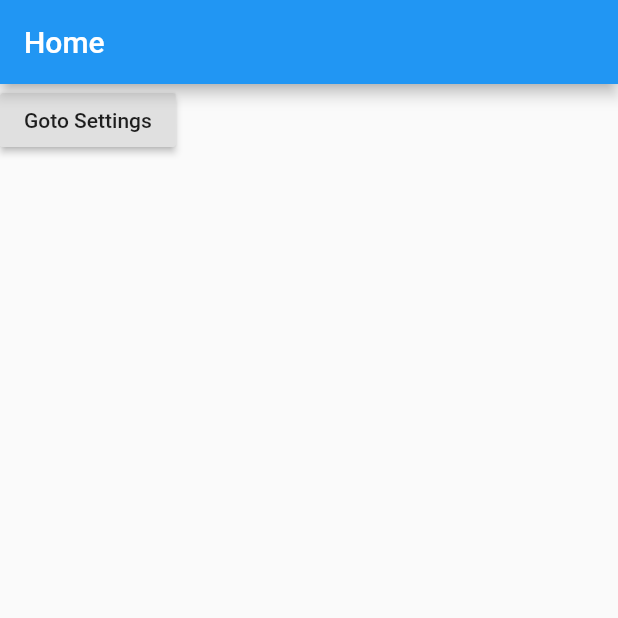
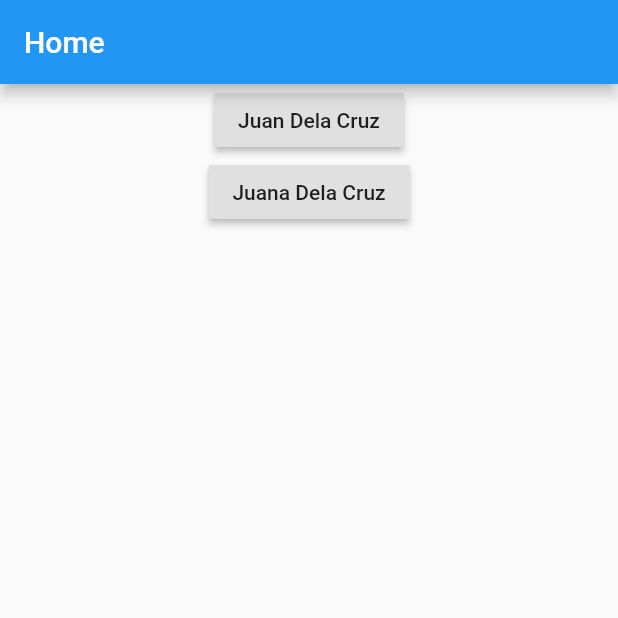
Before and after one commit to imcaaarl/flutter_basefile, a Flutter app: the screen it shows after launch, on a phone screen of 412 x 824 dp, the top half of it. Run offline on Flutter 3.47's test engine with Material 2 defaults, Android fonts, the phone set to English and light mode, and no system bars.

```diff
--- a/base/lib/main.dart
+++ b/base/lib/main.dart
@@ -1,6 +1,5 @@
-import "package:flutter/material.dart";
-
-import './util/Router.dart';
+import 'package:base/util/Router.dart';
+import 'package:flutter/material.dart';
 
 void main() => runApp(App());
 
@@ -8,7 +7,7 @@ class App extends StatelessWidget {
   @override
   Widget build(BuildContext context) {
     return MaterialApp(
-      initialRoute: '/',
+      initialRoute: homeRoute,
       onGenerateRoute: Router.generateRoute,
     );
   }
--- a/base/lib/pages/Home.dart
+++ b/base/lib/pages/Home.dart
@@ -1,20 +1,31 @@
-import 'package:base/util/Router.dart';
 import 'package:flutter/material.dart';
 
-class HomePage extends StatelessWidget {
+class HomeRoute extends StatelessWidget {
   @override
   Widget build(BuildContext context) {
+    void doNavigate(String route, dynamic obj) {
+      Navigator.pushNamed(context, route, arguments: obj);
+    }
+
     return Scaffold(
       appBar: AppBar(
-        title: Text("Home"),
+        title: Text('Home'),
       ),
-      body: Container(
+      body: Center(
         child: Column(
           children: <Widget>[
             RaisedButton(
-              child: Text("Goto Settings"),
-              onPressed: () => Navigator.pushNamed(context, settingsRoute),
-            )
+              child: Text('Juan Dela Cruz'),
+              onPressed: () {
+                doNavigate("/details", "0");
+              },
+            ),
+            RaisedButton(
+              child: Text('Juana Dela Cruz'),
+              onPressed: () {
+                doNavigate("/details", "1");
+              },
+            ),
           ],
         ),
       ),
--- a/base/lib/util/Router.dart
+++ b/base/lib/util/Router.dart
@@ -1,21 +1,29 @@
+
 import 'package:flutter/material.dart';
 
-import '../pages/Home.dart';
-import '../pages/Settings.dart';
-
+import 'package:base/pages/Home.dart';
+import 'package:base/pages/Details.dart';
 
 const String homeRoute = "/";
-const String settingsRoute = "/settings";
+const String detailsRoute = "/details";
+const String errorRoute = "/error";
 
-class Router {
-  static Route<dynamic> generateRoute(RouteSettings settings) {
-    switch (settings.name) {
-      case homeRoute:
-        return MaterialPageRoute(builder: (_) => HomePage());
-      case settingsRoute:
-        return MaterialPageRoute(builder: (_) => SettingsPage());
-      default:
-        return null;
-    }
-  }
+class Router{
+
+   static MaterialPageRoute createRoute(route){
+     return MaterialPageRoute(builder: (_) => route);
+   }
+
+   static Route<dynamic> generateRoute(RouteSettings settings){
+     print(settings);
+     switch (settings.name) {
+       case homeRoute:
+          return createRoute(HomeRoute());
+       case detailsRoute:
+          return createRoute(DetailsRoute());
+       default:
+          return createRoute(errorRoute;
+     }
+
+   }
 }
```
Also changed, not shown: base/lib/pages/Details.dart (added, +28 -0 lines), base/lib/pages/Settings.dart (deleted, +0 -26 lines).
